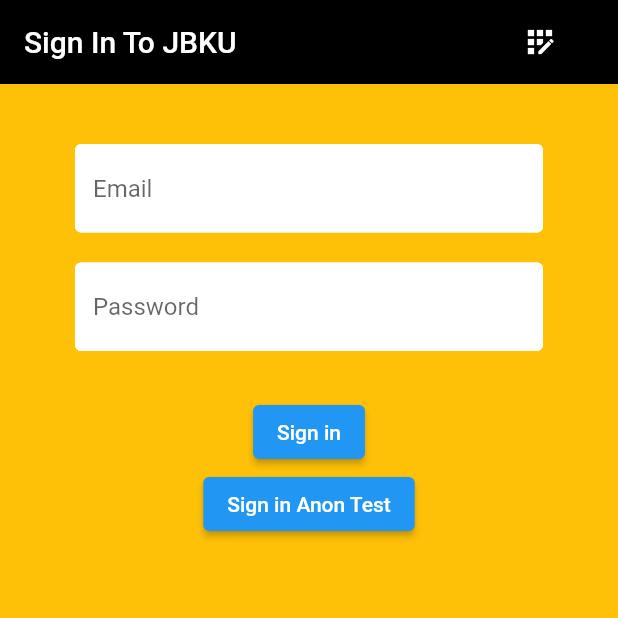
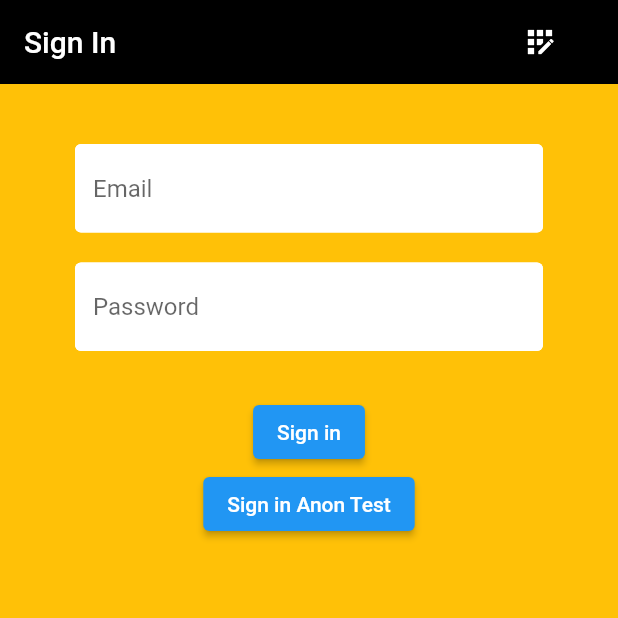
Before and after one commit to Doa-Ibu-Group/jbku-, a Flutter app: the screen it shows after launch, on a phone screen of 412 x 824 dp, the top half of it. Run offline on Flutter 3.47's test engine with Material 2 defaults, Android fonts, the light colour scheme and no system bars; our stand-ins replace cloud_firestore, firebase_auth, flutter_spinkit; accounts and stored records are empty.

```diff
--- a/lib/screens/authenticate/signin.dart
+++ b/lib/screens/authenticate/signin.dart
@@ -30,7 +30,7 @@ class _SignInState extends State<SignIn> {
             appBar: AppBar(
               backgroundColor: Colors.black,
               elevation: 0.0,
-              title: Text('Sign In To JBKU'),
+              title: Text('Sign In '),
               actions: [
                 IconButton(
                     padding: EdgeInsets.only(right: 40.0),
```
